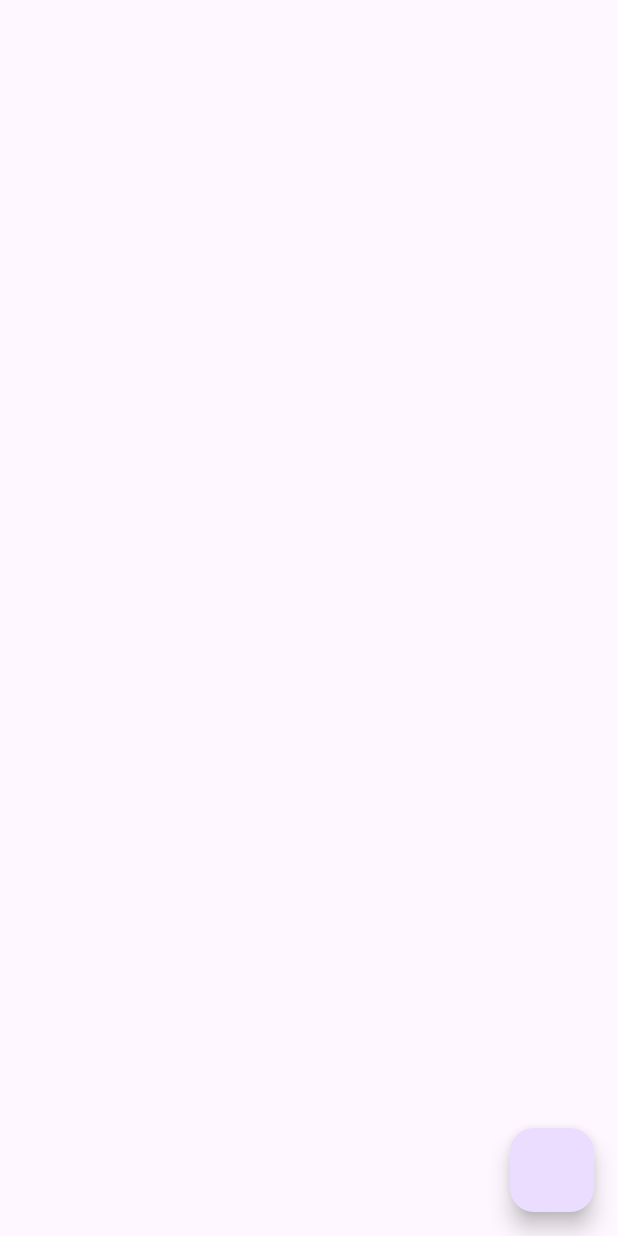
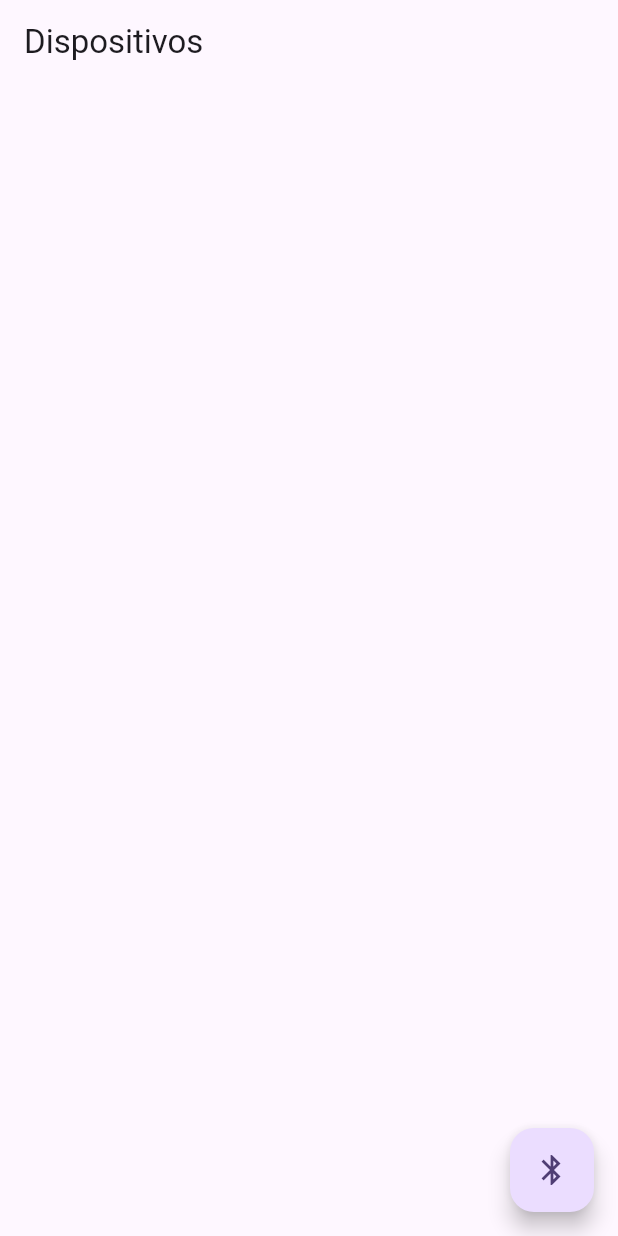
Before and after one commit to lowfrax/Movil1_examen1, a Flutter app: the screen it shows after launch, on a phone screen of 412 x 824 dp. Run offline on Flutter 3.47's test engine with Material 3 defaults, Android fonts, the phone set to English and light mode, and no system bars; our stand-ins replace flutter_blue_plus.

Commit message:
v2 bluetooth

```diff
--- a/medinova/lib/main.dart
+++ b/medinova/lib/main.dart
@@ -1,3 +1,4 @@
+import 'dart:async';
 import 'dart:developer';
 
 import 'package:flutter/material.dart';
@@ -44,6 +45,13 @@
 
 class _HomeScreenState extends State<HomeScreen> {
 
+  //lista de resultados de escaneo
+  var _ResultadosScan =   <ScanResult>[];
+
+  //sacando la suscripcion para evitar errores y poder usarla despues
+  StreamSubscription<List<ScanResult>>? _dispositivosSub;
+
+
   //Aqui va la logica de la app
   //variables, controladores, funciones, etc
   @override
@@ -51,6 +59,31 @@
 
     super.initState();
   }
+
+  //dispose sirve para liberar recursos
+  @override
+  void dispose() {
+    //cerramos la suscripcion
+    _dispositivosSub?.cancel();
+    super.dispose();
+  }
+
+
+
+
+  //funcion para mostrar en pantalla
+  final TextEditingController _logController = TextEditingController();
+
+  void mostrarEnPantalla(String mensaje) {
+    setState(() {
+      _logController.text += "$mensaje\n";
+    });
+    log(mensaje); // sigue mostrando en consola
+  }
+
+
+
+
 
   //funcion que sirve para habilitar el bluetooth
   //y verificar si el dispositivo soporta bluetooth
@@ -82,10 +115,7 @@
        //bluetoth
               final suscripcion = FlutterBluePlus.onScanResults.listen((resultados) {
 
-                if (resultados.isNotEmpty) {
-                    ScanResult r = resultados.last; // the most recently found device
-                    log('${r.device.remoteId}: "${r.advertisementData.advName}" found!');
-                }
+                setState(() =>_ResultadosScan = resultados);
             },
             onError: (e) => print(e),
         );
@@ -124,21 +154,61 @@
   }
 
 
-
-
+  //contruccion del boton
   @override
   Widget build(BuildContext context) {
     //EL return scaffold se usa para crear estructuras en la app
     //creamos un boton de accion y cuando se precione llamamos a la funcion
     return Scaffold(
+      //titulo de ventana
+      appBar: AppBar(
+        title: const Text('Dispositivos'),
+        ) ,
+      //cuerpo de la ventana lista separada
+      body: ListView.separated(
+        //construimos la lista de resultados
+
+        //itemCount es la cantidad de elementos en la lista
+        itemCount: _ResultadosScan.length,
+        itemBuilder: (context, index) {
+          final resultado = _ResultadosScan[index];
+          return ListTile(
+            title: Text(resultado.device.advName),
+            subtitle: Text(resultado.device.platformName),
+            );
+          },
+          separatorBuilder: (context, index) => const Divider(height: 1),
+        ),
       floatingActionButton: FloatingActionButton(
         onPressed: _enableFlutterBle,
+        child: const Icon(Icons.bluetooth),
         ),
 
+        //aqui creamos la barra superior de la app ademas de agregarle un titulo
+        //y centrarlo y
 
+        /*
+          body: Padding(
+      padding: const EdgeInsets.all(8.0),
+      child: TextField(
+        controller: _logController,
+        readOnly: true,
+        maxLines: null,
+        decoration: const InputDecoration(
+          labelText: "Logs",
+          border: OutlineInputBorder(),
+        ),
+      ),
+    ),
+
+    */
     );
 
   }
+
+
+
+
 }
 
 
```
